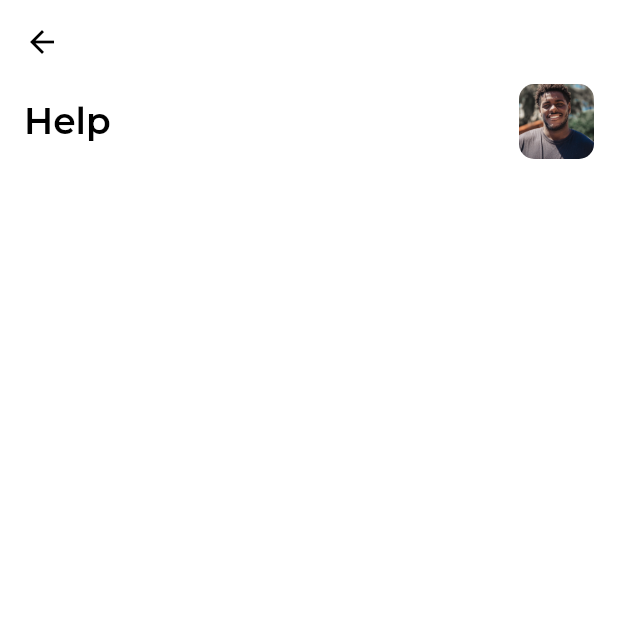
After one commit to Cabu-Cabu/Cabu-Cabu-user-mobile, a Flutter app: the HelpScreen screen opened directly, on a phone screen of 412 x 824 dp, the top half of it. The commit adds this screen. Run offline on Flutter 3.47's test engine with Material 3 defaults, Android fonts, the phone set to English and light mode, and no system bars; our stand-ins replace flutter_screenutil, flutter_svg, logger, shared_preferences, sliding_up_panel; accounts and stored records are empty; project files that could hold a hidden picture were left out.

Commit message:
feat: Add HelpScreen component

```diff
--- a/lib/src/features/personalization/presentation/components/header_section.dart
+++ b/lib/src/features/personalization/presentation/components/header_section.dart
@@ -23,7 +23,7 @@ class PersonalizationScreenHeader extends StatelessWidget {
           crossAxisAlignment: CrossAxisAlignment.start,
           children: [
             Text(
-              'Hello,\nMark',
+              title,
               style: context.textTheme.headlineMedium,
             ),
             if (subtitle != null)
--- /dev/null
+++ b/lib/src/features/personalization/presentation/screens/help_screen.dart
@@ -0,0 +1,22 @@
+import 'package:cabu_cabu_user_mobile/src/core/utils/constants/sizes.dart';
+import 'package:cabu_cabu_user_mobile/src/features/personalization/presentation/components/header_section.dart';
+import 'package:flutter/material.dart';
+
+class HelpScreen extends StatelessWidget {
+  const HelpScreen({super.key});
+
+  @override
+  Widget build(BuildContext context) {
+    return Scaffold(
+      appBar: AppBar(),
+      body: const Padding(
+        padding: EdgeInsets.symmetric(horizontal: AppSizes.defaultPadding),
+        child: Column(
+          children: [
+            PersonalizationScreenHeader(title: 'Help'),
+          ],
+        ),
+      ),
+    );
+  }
+}
```
